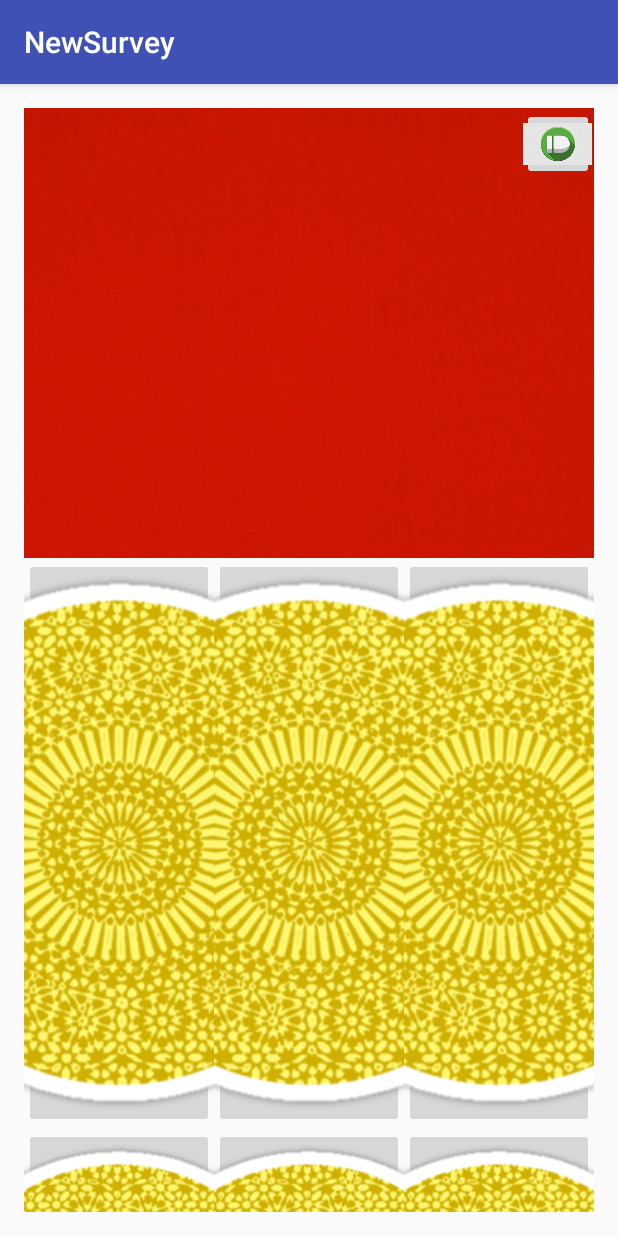
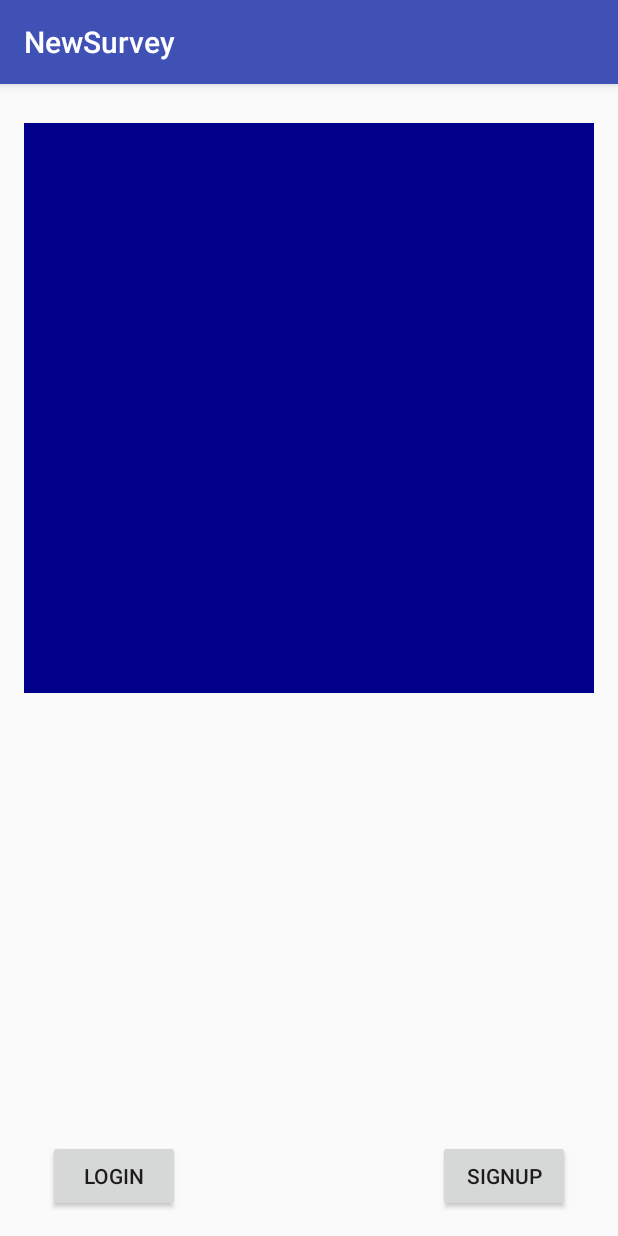
Before and after one commit to harasaurus/Survey, an Android app: the screen it shows after launch (HomeActivity before the commit, FirstActivity after it), on a phone screen of 412 x 824 dp. Run offline under Robolectric (Android 15) with nearby library versions, the phone set to English and light mode, and no system bars.

```diff
--- a/app/src/main/java/com/ops/newsurvey/FirstActivity.java
+++ b/app/src/main/java/com/ops/newsurvey/FirstActivity.java
@@ -1,7 +1,11 @@
 package com.ops.newsurvey;
 
+import android.app.Activity;
+import android.content.Intent;
 import android.support.v7.app.AppCompatActivity;
 import android.os.Bundle;
+import android.view.View;
+import android.widget.Button;
 
 public class FirstActivity extends AppCompatActivity {
 
@@ -9,5 +13,24 @@ public class FirstActivity extends AppCompatActivity {
     protected void onCreate(Bundle savedInstanceState) {
         super.onCreate(savedInstanceState);
         setContentView(R.layout.activity_first);
+
+        Button log=(Button) findViewById(R.id.login);
+        log.setOnClickListener(new View.OnClickListener() {
+            @Override
+            public void onClick(View v) {
+                Intent intent=new Intent(FirstActivity.this,LoginActivity.class);
+                startActivity(intent);
+            }
+        });
+
+        Button sup=(Button) findViewById(R.id.signup);
+        sup.setOnClickListener(new View.OnClickListener() {
+            @Override
+            public void onClick(View v) {
+                Intent intent=new Intent(FirstActivity.this,SignupActivity.class);
+                startActivity(intent);
+            }
+        });
+
     }
 }
--- a/app/src/main/java/com/ops/newsurvey/MainActivity.java
+++ b/app/src/main/java/com/ops/newsurvey/MainActivity.java
@@ -1,5 +1,6 @@
 package com.ops.newsurvey;
 
+import android.content.Intent;
 import android.support.v7.app.AppCompatActivity;
 import android.os.Bundle;
 
@@ -9,5 +10,19 @@ public class MainActivity extends AppCompatActivity {
     protected void onCreate(Bundle savedInstanceState) {
         super.onCreate(savedInstanceState);
         setContentView(R.layout.activity_main);
+        nextstep();
+    }
+
+    public void nextstep(){
+        //// TODO:Check if user have opened app for first time if yes 'rookie'=true else false
+    boolean rookie=true;
+        if(rookie){
+            Intent ontent=new Intent(this,FirstActivity.class);
+            startActivity(ontent);
+        }
+        else{
+            Intent notent=new Intent(this,HomeActivity.class);
+            startActivity(notent);
+        }
     }
 }
--- a/app/src/main/res/layout/activity_first.xml
+++ b/app/src/main/res/layout/activity_first.xml
@@ -17,29 +17,32 @@
         android:layout_width="match_parent"
         android:layout_height="400dp"
         android:src="@drawable/ft"/>
-    <ImageView
-        android:layout_width="wrap_content"
-        android:layout_height="wrap_content" />
-    <LinearLayout
+    <RelativeLayout
         android:layout_width="match_parent"
         android:layout_height="wrap_content"
         android:orientation="horizontal">
         <Button
+            android:id="@+id/login"
             android:layout_width="wrap_content"
             android:layout_height="wrap_content"
             android:layout_marginBottom="@dimen/activity_vertical_margin"
             android:layout_marginRight="@dimen/activity_horizontal_margin"
             android:layout_marginLeft="@dimen/activity_horizontal_margin"
+            android:layout_alignParentBottom="true"
+            android:layout_alignParentLeft="true"
             android:text="LOGIN"/>
         <Button
+            android:id="@+id/signup"
             android:layout_width="wrap_content"
             android:layout_height="wrap_content"
             android:layout_marginBottom="@dimen/activity_vertical_margin"
             android:layout_marginRight="@dimen/activity_horizontal_margin"
             android:layout_marginLeft="@dimen/activity_horizontal_margin"
+            android:layout_alignParentBottom="true"
+            android:layout_alignParentRight="true"
             android:text="Signup"/>
 
 
-    </LinearLayout>
+    </RelativeLayout>
 
 </LinearLayout>
--- a/app/src/main/res/layout/activity_home.xml
+++ b/app/src/main/res/layout/activity_home.xml
@@ -13,7 +13,7 @@
     android:orientation="vertical">
     <RelativeLayout
         android:layout_width="match_parent"
-        android:layout_height="300dp">
+        android:layout_height="250dp">
         <ImageButton
             android:id="@+id/featured"
             android:src="@drawable/ftd"
@@ -36,7 +36,7 @@
         android:layout_height="200dp"
         android:orientation="vertical">
         <LinearLayout
-            android:layout_height="0dp"
+            android:layout_height="100dp"
             android:layout_width="match_parent"
             android:layout_weight="1"
             android:orientation="horizontal">
@@ -62,7 +62,7 @@
         </LinearLayout>
 
         <LinearLayout
-            android:layout_height="300dp"
+            android:layout_height="100dp"
             android:layout_width="match_parent"
             android:orientation="horizontal">
             <ImageButton
--- a/app/src/main/res/layout/activity_main.xml
+++ b/app/src/main/res/layout/activity_main.xml
@@ -16,8 +16,8 @@
         android:src="@drawable/logo"
         android:layout_centerHorizontal="true"
         android:layout_centerVertical="true"
-        android:layout_width="150dp"
-        android:layout_height="150dp"
+        android:layout_width="250dp"
+        android:layout_height="250dp"
         android:scaleType="centerCrop"/>
 
 </RelativeLayout>
```
Also changed, not shown: app/src/main/AndroidManifest.xml (+11 -12 lines), app/src/main/java/com/ops/newsurvey/LoginActivity.java (added, +13 -0 lines), app/src/main/java/com/ops/newsurvey/SignupActivity.java (added, +13 -0 lines), app/src/main/res/layout/activity_login.xml (added, +13 -0 lines), app/src/main/res/layout/activity_signup.xml (added, +13 -0 lines).
